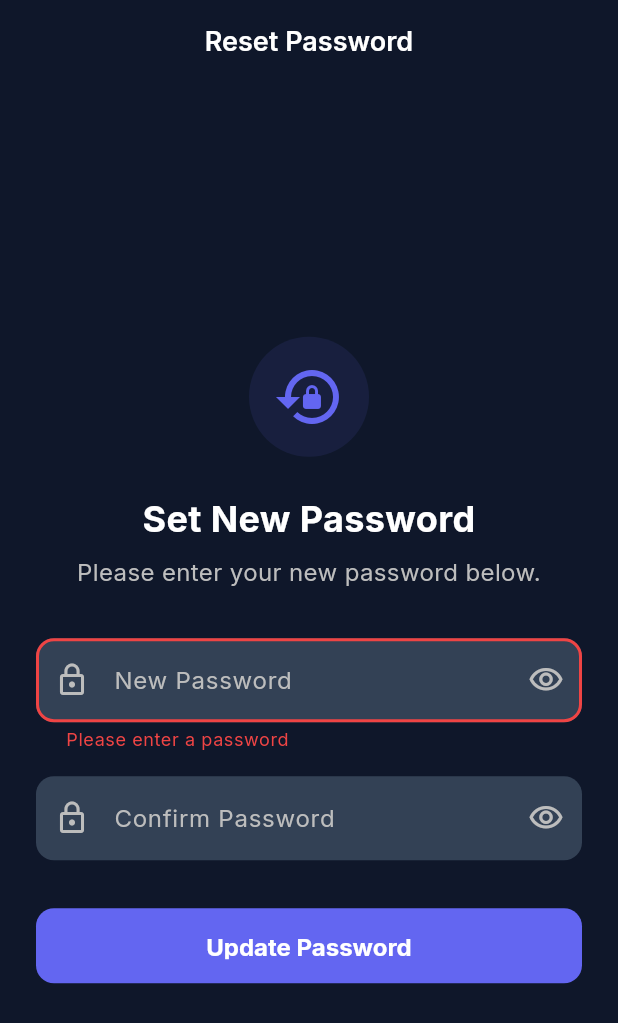
After one commit to saadkhan2003/Kameti, a Flutter app: the ResetPasswordScreen screen opened directly, after a tap on "Update Password", on a phone screen of 412 x 824 dp. The commit adds this screen. Shown: the top 1023 px of the screen. Run offline on Flutter 3.47's test engine with Material 3 defaults, Android fonts, the phone set to English and light mode, and no system bars; our stand-ins replace connectivity_plus, csv, flutter_dotenv, google_fonts, google_sign_in, hive and 8 more; missing offline and left inert: home_widget; accounts and stored records are empty.

Commit message:
feat: Implement password reset flow with a dedicated screen and updated authentication handling on password recovery events.

```diff
--- /dev/null
+++ b/lib/screens/auth/reset_password_screen.dart
@@ -0,0 +1,238 @@
+import 'package:flutter/material.dart';
+import 'package:supabase_flutter/supabase_flutter.dart';
+import '../../utils/app_theme.dart';
+import '../../services/auth_service.dart';
+import '../../services/toast_service.dart';
+import '../host/host_dashboard_screen.dart';
+
+class ResetPasswordScreen extends StatefulWidget {
+  const ResetPasswordScreen({super.key});
+
+  @override
+  State<ResetPasswordScreen> createState() => _ResetPasswordScreenState();
+}
+
+class _ResetPasswordScreenState extends State<ResetPasswordScreen> {
+  final _formKey = GlobalKey<FormState>();
+  final _passwordController = TextEditingController();
+  final _confirmPasswordController = TextEditingController();
+  final _authService = AuthService();
+
+  bool _isLoading = false;
+  bool _obscurePassword = true;
+  bool _obscureConfirm = true;
+
+  @override
+  void dispose() {
+    _passwordController.dispose();
+    _confirmPasswordController.dispose();
+    super.dispose();
+  }
+
+  Future<void> _updatePassword() async {
+    if (!_formKey.currentState!.validate()) return;
+
+    setState(() => _isLoading = true);
+
+    try {
+      await _authService.updatePassword(_passwordController.text.trim());
+
+      if (mounted) {
+        ToastService.success(context, 'Password updated successfully!');
+
+        // Navigate to Dashboard (clearing stack)
+        Navigator.of(context).pushAndRemoveUntil(
+          MaterialPageRoute(builder: (_) => const HostDashboardScreen()),
+          (route) => false,
+        );
+      }
+    } catch (e) {
+      if (mounted) {
+        ToastService.error(context, e.toString().replaceAll('Update password failed: ', ''));
+      }
+    } finally {
+      if (mounted) {
+        setState(() => _isLoading = false);
+      }
+    }
+  }
+
+  @override
+  Widget build(BuildContext context) {
+    return Scaffold(
+      backgroundColor: AppTheme.darkBg,
+      appBar: AppBar(
+        title: const Text('Reset Password'),
+        backgroundColor: Colors.transparent,
+        elevation: 0,
+      ),
+      body: Center(
+        child: SingleChildScrollView(
+          padding: const EdgeInsets.all(24.0),
+          child: ConstrainedBox(
+            constraints: const BoxConstraints(maxWidth: 400),
+            child: Form(
+              key: _formKey,
+              child: Column(
+                mainAxisAlignment: MainAxisAlignment.center,
+                crossAxisAlignment: CrossAxisAlignment.stretch,
+                children: [
+                  // Icon
+                  Container(
+                    padding: const EdgeInsets.all(16),
+                    decoration: BoxDecoration(
+                      color: AppTheme.primaryColor.withOpacity(0.1),
+                      shape: BoxShape.circle,
+                    ),
+                    child: const Icon(
+                      Icons.lock_reset,
+                      size: 48,
+                      color: AppTheme.primaryColor,
+                    ),
+                  ),
+                  const SizedBox(height: 24),
+
+                  // Title
+                  const Text(
+                    'Set New Password',
+                    textAlign: TextAlign.center,
+                    style: TextStyle(
+                      fontSize: 24,
+                      fontWeight: FontWeight.bold,
+                      color: Colors.white,
+                    ),
+                  ),
+                  const SizedBox(height: 8),
+                  Text(
+                    'Please enter your new password below.',
+                    textAlign: TextAlign.center,
+                    style: TextStyle(
+                      fontSize: 16,
+                      color: Colors.grey[400],
+                    ),
+                  ),
+                  const SizedBox(height: 32),
+
+                  // Password Field
+                  TextFormField(
+                    controller: _passwordController,
+                    obscureText: _obscurePassword,
+                    style: const TextStyle(color: Colors.white),
+                    decoration: InputDecoration(
+                      labelText: 'New Password',
+                      labelStyle: TextStyle(color: Colors.grey[400]),
+                      prefixIcon: Icon(Icons.lock_outline, color: Colors.grey[400]),
+                      suffixIcon: IconButton(
+                        icon: Icon(
+                          _obscurePassword ? Icons.visibility_outlined : Icons.visibility_off_outlined,
+                          color: Colors.grey[400],
+                        ),
+                        onPressed: () => setState(() => _obscurePassword = !_obscurePassword),
+                      ),
+                      filled: true,
+                      fillColor: AppTheme.darkCard,
+                      border: OutlineInputBorder(
+                        borderRadius: BorderRadius.circular(12),
+                        borderSide: BorderSide.none,
+                      ),
+                      enabledBorder: OutlineInputBorder(
+                        borderRadius: BorderRadius.circular(12),
+                        borderSide: BorderSide.none,
+                      ),
+                      focusedBorder: OutlineInputBorder(
+                        borderRadius: BorderRadius.circular(12),
+                        borderSide: const BorderSide(color: AppTheme.primaryColor),
+                      ),
+                    ),
+                    validator: (value) {
+                      if (value == null || value.isEmpty) {
+                        return 'Please enter a password';
+                      }
+                      if (value.length < 6) {
+                        return 'Password must be at least 6 characters';
+                      }
+                      return null;
+                    },
+                  ),
+                  const SizedBox(height: 16),
+
+                  // Confirm Password Field
+                  TextFormField(
+                    controller: _confirmPasswordController,
+                    obscureText: _obscureConfirm,
+                    style: const TextStyle(color: Colors.white),
+                    decoration: InputDecoration(
+                      labelText: 'Confirm Password',
+                      labelStyle: TextStyle(color: Colors.grey[400]),
+                      prefixIcon: Icon(Icons.lock_outline, color: Colors.grey[400]),
+                      suffixIcon: IconButton(
+                        icon: Icon(
+                          _obscureConfirm ? Icons.visibility_outlined : Icons.visibility_off_outlined,
+                          color: Colors.grey[400],
+                        ),
+                        onPressed: () => setState(() => _obscureConfirm = !_obscureConfirm),
+                      ),
+                      filled: true,
+                      fillColor: AppTheme.darkCard,
+                      border: OutlineInputBorder(
+                        borderRadius: BorderRadius.circular(12),
+                        borderSide: BorderSide.none,
+                      ),
+                      enabledBorder: OutlineInputBorder(
+                        borderRadius: BorderRadius.circular(12),
+                        borderSide: BorderSide.none,
+                      ),
+                      focusedBorder: OutlineInputBorder(
+                        borderRadius: BorderRadius.circular(12),
+                        borderSide: const BorderSide(color: AppTheme.primaryColor),
+                      ),
+                    ),
+                    validator: (value) {
+                      if (value != _passwordController.text) {
+                        return 'Passwords do not match';
+                      }
+                      return null;
+                    },
+                  ),
+                  const SizedBox(height: 32),
+
+                  // Submit Button
+                  SizedBox(
+                    height: 50,
+                    child: ElevatedButton(
+                      onPressed: _isLoading ? null : _updatePassword,
+                      style: ElevatedButton.styleFrom(
+                        backgroundColor: AppTheme.primaryColor,
+                        shape: RoundedRectangleBorder(
+                          borderRadius: BorderRadius.circular(12),
+                        ),
+                        disabledBackgroundColor: AppTheme.primaryColor.withOpacity(0.5),
+                      ),
+                      child: _isLoading
+                          ? const SizedBox(
+                              height: 20,
+                              width: 20,
+                              child: CircularProgressIndicator(
+                                color: Colors.white,
+                                strokeWidth: 2,
+                              ),
+                            )
+                          : const Text(
+                              'Update Password',
+                              style: TextStyle(
+                                fontSize: 16,
+                                fontWeight: FontWeight.bold,
+                                color: Colors.white,
+                              ),
+                            ),
+                    ),
+                  ),
+                ],
+              ),
+            ),
+          ),
+        ),
+      ),
+    );
+  }
+}
--- a/lib/screens/splash_screen.dart
+++ b/lib/screens/splash_screen.dart
@@ -12,6 +12,7 @@ import '../screens/lock_screen.dart';
 import '../screens/force_update_screen.dart';
 import '../services/remote_config_service.dart';
 import 'package:url_launcher/url_launcher.dart';
+import '../screens/auth/reset_password_screen.dart';
 
 class SplashScreen extends StatefulWidget {
   const SplashScreen({super.key});
@@ -54,15 +55,8 @@ class _SplashScreenState extends State<SplashScreen> with SingleTickerProviderSt
       if (data.event == AuthChangeEvent.passwordRecovery) {
         if (mounted) {
            WidgetsBinding.instance.addPostFrameCallback((_) {
-            // Navigate to Settings Screen (where they can change password)
-            // or show a dialog. For now, let's just let them in,
-            // but we SHOULD ideally show a "Change Password" sheet.
-             ScaffoldMessenger.of(context).showSnackBar(
-               const SnackBar(
-                 content: Text('Please update your password in Settings'),
-                 backgroundColor: AppTheme.primaryColor,
-                 duration: Duration(seconds: 5),
-               ),
+             Navigator.of(context).pushReplacement(
+               MaterialPageRoute(builder: (_) => const ResetPasswordScreen()),
              );
            });
         }
@@ -127,8 +121,16 @@ class _SplashScreenState extends State<SplashScreen> with SingleTickerProviderSt
 
       final user = authService.currentUser;
 
-      // Step 3: Sync if logged in AND is a real host (not anonymous)
-      final isRealHost = user != null && !user.isAnonymous && user.email != null;
+      // Step 3: Validate Email Verification
+      bool isRealHost = user != null && !user.isAnonymous && user.email != null;
+
+      if (isRealHost && user.emailConfirmedAt == null) {
+        debugPrint('User is unverified. Signing out override.');
+        await authService.signOut();
+        isRealHost = false; // Treat as logged out
+      }
+
+      // Step 3.5: Sync if logged in AND is a real host (and verified)
 
       if (isRealHost) {
         setState(() => _status = 'Syncing data...');
--- a/lib/services/auth_service.dart
+++ b/lib/services/auth_service.dart
@@ -134,4 +134,13 @@ class AuthService {
   Future<void> reloadUser() async {
     await _auth.refreshSession();
   }
+
+  // Update password (for reset flow)
+  Future<void> updatePassword(String newPassword) async {
+    try {
+      await _auth.updateUser(UserAttributes(password: newPassword));
+    } catch (e) {
+      throw 'Update password failed: ${e.toString()}';
+    }
+  }
 }
--- a/pubspec.yaml
+++ b/pubspec.yaml
@@ -16,7 +16,7 @@ publish_to: "none" # Remove this line if you wish to publish to pub.dev
 # https://developer.apple.com/library/archive/documentation/General/Reference/InfoPlistKeyReference/Articles/CoreFoundationKeys.html
 # In Windows, build-name is used as the major, minor, and patch parts
 # of the product and file versions while build-number is used as the build suffix.
-version: 1.0.6+6
+version: 1.1.0+7
 environment:
   sdk: ^3.7.0
 
```
